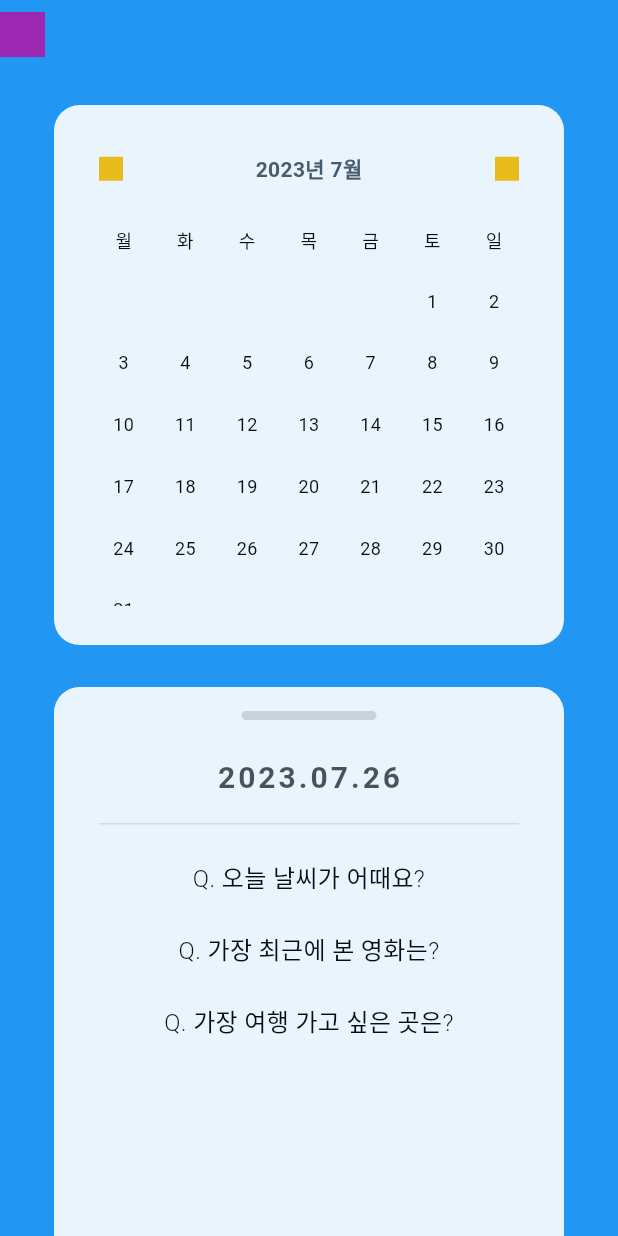
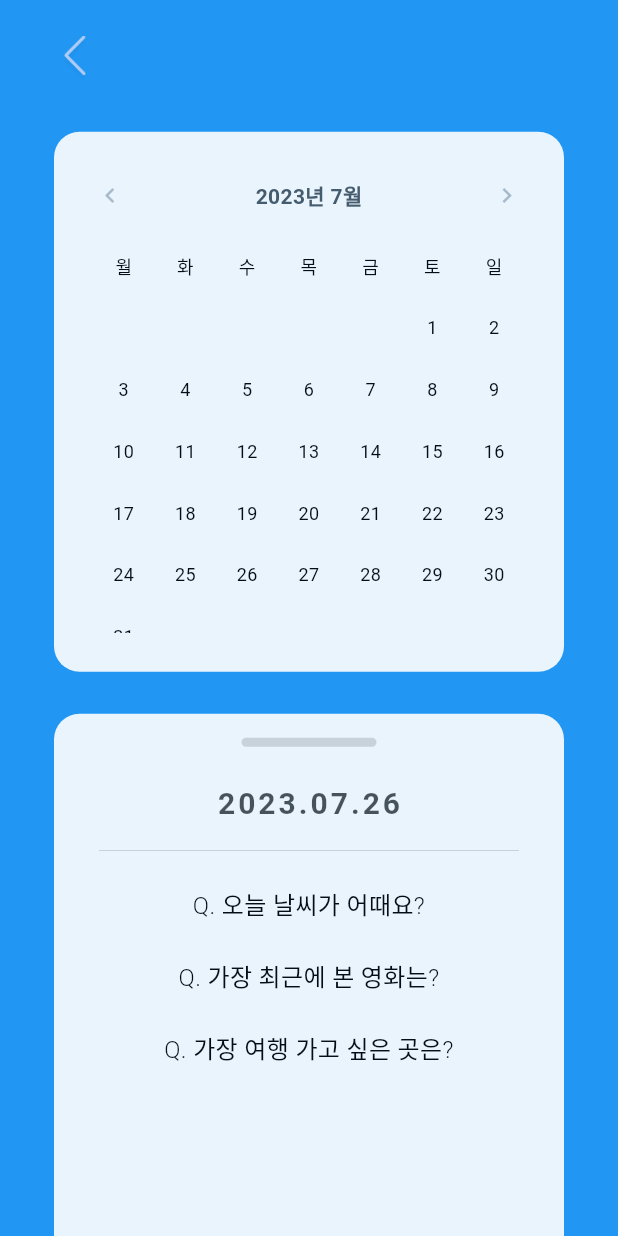
Before and after one commit to dkgt331/3Q3Min-Front, a Flutter app: the CalendarScreen screen opened directly, on a phone screen of 412 x 824 dp. Run offline on Flutter 3.47's test engine with Material 2 defaults, Android fonts, the phone set to English and light mode, and no system bars.

Commit message:
fix: change containers to asset files

```diff
--- a/lib/calendar/calendar_screen.dart
+++ b/lib/calendar/calendar_screen.dart
@@ -65,12 +65,10 @@ class _CalendarScreenState extends State<CalendarScreen> {
                       onTap: () {
                         setDateList(year, month - 1);
                       },
-                    child: Container(
+                      child: Image.asset(
+                        "assets/calendar_back_arrow.png",
                         width: 16,
-                      height: 16,
-                      color: Colors.amber,
-                    ),
-                  ),
+                      )),
                   const Expanded(child: SizedBox()),
                   Text(
                     "${year.toString()}년 ${month.toString()}월",
@@ -85,12 +83,10 @@ class _CalendarScreenState extends State<CalendarScreen> {
                       onTap: () {
                         setDateList(year, month + 1);
                       },
-                    child: Container(
+                      child: Image.asset(
+                        "assets/calendar_next_arrow.png",
                         width: 16,
-                      height: 16,
-                      color: Colors.amber,
-                    ),
-                  )
+                      ))
                 ],
               ),
             ),
@@ -396,22 +392,20 @@ class _CalendarScreenState extends State<CalendarScreen> {
             SizedBox(
               height: MediaQuery.of(context).padding.top,
             ),
+            Padding(
+              padding: const EdgeInsets.only(top: 24.0, bottom: 8.0, left: 40),
+              child: Row(
+                children: [
                   GestureDetector(
                     onTap: () {
                       Navigator.of(context).pop();
                     },
-              child: Padding(
-                padding: const EdgeInsets.symmetric(vertical: 8.0),
-                child: Row(
-                  children: [
-                    Container(
-                      width: 30,
-                      height: 30,
-                      alignment: Alignment.center,
-                      color: Colors.purple,
+                    child: Image.asset(
+                      "assets/back_arrow.png",
+                      width: 20,
                     ),
+                  )
                 ],
-                ),
               ),
             ),
             const SizedBox(
--- a/pubspec.yaml
+++ b/pubspec.yaml
@@ -57,7 +57,8 @@ flutter:
   # included with your application, so that you can use the icons in
   # the material Icons class.
   uses-material-design: true
-
+  assets:
+    - assets/
   # To add assets to your application, add an assets section, like this:
   # assets:
   #   - images/a_dot_burr.jpeg
```
Also changed, not shown: assets/back_arrow.png (added), assets/calendar_back_arrow.png (added), assets/calendar_next_arrow.png (added). Lines whose indentation alone changed are shown as unchanged.
